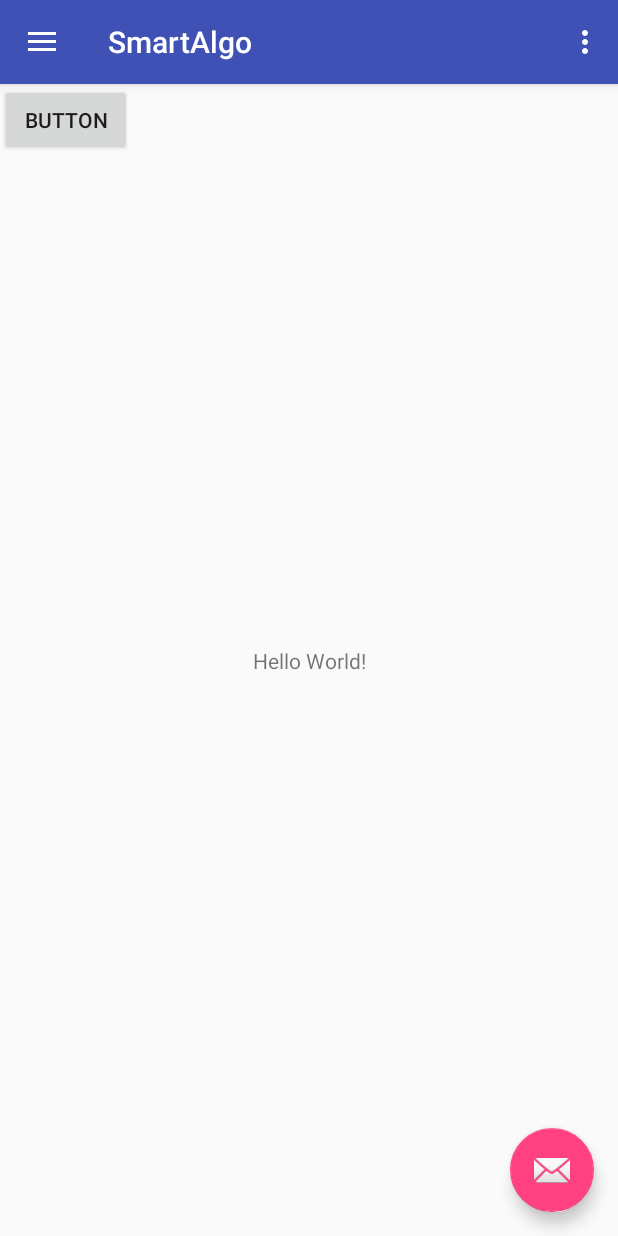
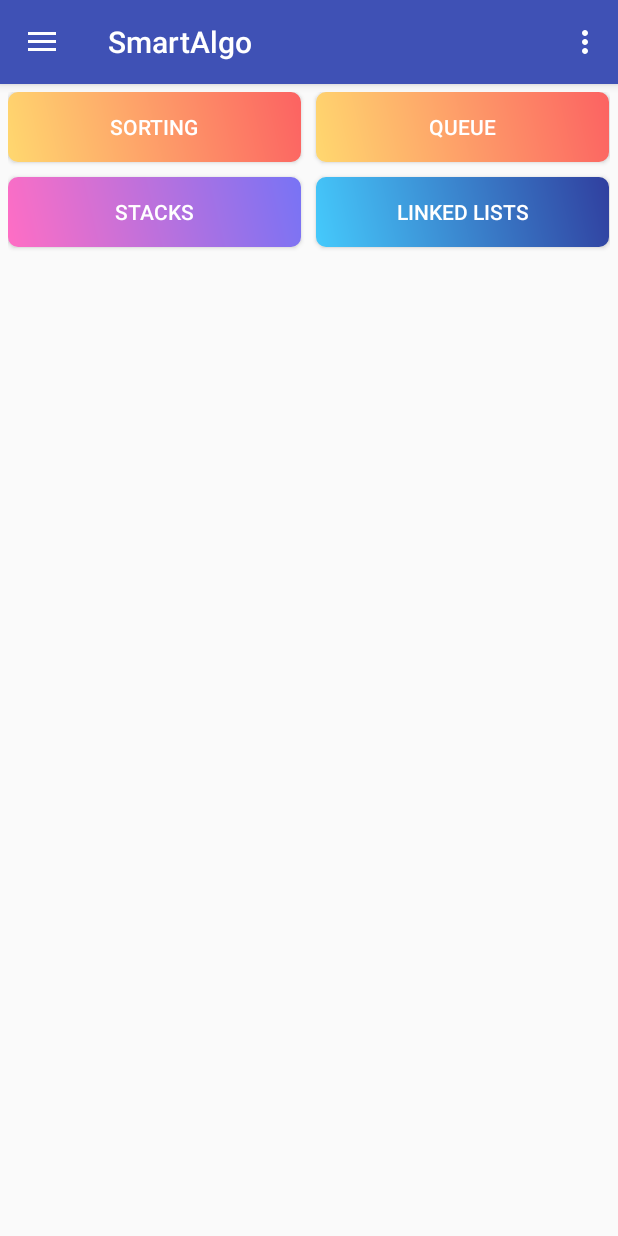
Before and after one commit to pamrulla/SmartGnan-Android-App, an Android app: the screen it shows after launch (MainActivity), on a phone screen of 412 x 824 dp. Run offline under Robolectric (Android 15) with nearby library versions, the phone set to English and light mode, and no system bars.

Commit message:
Updated main screen with buttons

```diff
--- a/app/build.gradle
+++ b/app/build.gradle
@@ -30,4 +30,6 @@ dependencies {
     androidTestImplementation 'com.android.support.test:runner:1.0.1'
     androidTestImplementation 'com.android.support.test.espresso:espresso-core:3.0.1'
     implementation 'com.baoyz.actionsheet:library:1.1.7'
+    implementation 'com.android.support:cardview-v7:26.1.0'
+
 }
--- a/app/src/main/java/com/smartgnan/data/AlgorithmsData.java
+++ b/app/src/main/java/com/smartgnan/data/AlgorithmsData.java
@@ -8,7 +8,7 @@ import com.smartgnan.algorithms.Stack.Stack;
 import java.util.ArrayList;
 
 public final class AlgorithmsData {
-    public final ArrayList<CategoryDetails> Categories = new ArrayList() {{
+    public static final ArrayList<CategoryDetails> Categories = new ArrayList() {{
         add(new CategoryDetails("Sorting", new ArrayList<AlgorithmDetails>() {{
             new AlgorithmDetails("Bubble Sort", BubbleSort.class);
         }}));
--- a/app/src/main/java/com/smartgnan/helpers/Helper.java
+++ b/app/src/main/java/com/smartgnan/helpers/Helper.java
@@ -4,6 +4,7 @@ import android.graphics.Canvas;
 import android.graphics.Color;
 import android.graphics.Paint;
 import android.graphics.Rect;
+import android.graphics.drawable.GradientDrawable;
 
 import java.util.ArrayList;
 
@@ -14,6 +15,15 @@ public class Helper {
     public static final int ColorGreen = Color.rgb(0,255,0);
     public static final int ColorBlue = Color.rgb(0, 0, 255);
     public static final int ColorLightBlue = Color.rgb(135,206,250);
+
+    public static GradientDrawable purpleGradient = new GradientDrawable(GradientDrawable.Orientation.BL_TR,
+            new int[] {0xffff6ec4, 0xff7873f5});
+    public static GradientDrawable greenGradient = new GradientDrawable(GradientDrawable.Orientation.BL_TR,
+            new int[] {0xffb2fc45, 0xff309f58});
+    public static GradientDrawable blueGradient = new GradientDrawable(GradientDrawable.Orientation.BL_TR,
+            new int[] {0xff45cafc, 0xff303f9f});
+    public static GradientDrawable peachGradient = new GradientDrawable(GradientDrawable.Orientation.BL_TR,
+            new int[] {0xffFFD86F, 0xffFC6262});
 
     public static void setTextSizeForWidth(Canvas canvas, Paint paint) { //Paint paint, String text, float desiredWidth) {
         double relation = Math.sqrt(canvas.getWidth() * canvas.getHeight());
--- a/app/src/main/java/com/smartgnan/smartalgo/AlgorithmsListActivity.java
+++ b/app/src/main/java/com/smartgnan/smartalgo/AlgorithmsListActivity.java
@@ -6,6 +6,7 @@ import android.os.Bundle;
 import android.view.View;
 import android.widget.Button;
 
+import com.smartgnan.data.AlgorithmsData;
 import com.smartgnan.graphics.SimView;
 
 public class AlgorithmsListActivity extends AppCompatActivity {
@@ -14,6 +15,10 @@ public class AlgorithmsListActivity extends AppCompatActivity {
     protected void onCreate(Bundle savedInstanceState) {
         super.onCreate(savedInstanceState);
         setContentView(R.layout.activity_algorithms_list);
+
+        Intent intent = getIntent();
+        int i = intent.getIntExtra("Index", 0);
+        setTitle(AlgorithmsData.Categories.get(i).Name);
 
         Button b = (Button) findViewById(R.id.simBtn);
 
--- a/app/src/main/java/com/smartgnan/smartalgo/MainActivity.java
+++ b/app/src/main/java/com/smartgnan/smartalgo/MainActivity.java
@@ -1,6 +1,8 @@
 package com.smartgnan.smartalgo;
 
 import android.content.Intent;
+import android.graphics.Color;
+import android.graphics.drawable.GradientDrawable;
 import android.os.Bundle;
 import android.support.design.widget.FloatingActionButton;
 import android.support.design.widget.Snackbar;
@@ -13,10 +15,22 @@ import android.support.v7.app.AppCompatActivity;
 import android.support.v7.widget.Toolbar;
 import android.view.Menu;
 import android.view.MenuItem;
+import android.view.ViewGroup;
+import android.widget.AdapterView;
+import android.widget.BaseAdapter;
 import android.widget.Button;
+import android.widget.GridView;
+import android.widget.Toast;
+
+import com.smartgnan.data.AlgorithmsData;
+import com.smartgnan.helpers.Helper;
+
+import java.util.Random;
 
 public class MainActivity extends AppCompatActivity
         implements NavigationView.OnNavigationItemSelectedListener {
+
+    Random rnd = new Random();
 
     @Override
     protected void onCreate(Bundle savedInstanceState) {
@@ -25,14 +39,9 @@ public class MainActivity extends AppCompatActivity
         Toolbar toolbar = (Toolbar) findViewById(R.id.toolbar);
         setSupportActionBar(toolbar);
 
-        FloatingActionButton fab = (FloatingActionButton) findViewById(R.id.fab);
-        fab.setOnClickListener(new View.OnClickListener() {
-            @Override
-            public void onClick(View view) {
-                Snackbar.make(view, "Replace with your own action", Snackbar.LENGTH_LONG)
-                        .setAction("Action", null).show();
-            }
-        });
+        GridView catView = (GridView) findViewById(R.id.categoriesView);
+        CatButtonAdapter catAdapter = new CatButtonAdapter();
+        catView.setAdapter(catAdapter);
 
         DrawerLayout drawer = (DrawerLayout) findViewById(R.id.drawer_layout);
         ActionBarDrawerToggle toggle = new ActionBarDrawerToggle(
@@ -42,15 +51,66 @@ public class MainActivity extends AppCompatActivity
 
         NavigationView navigationView = (NavigationView) findViewById(R.id.nav_view);
         navigationView.setNavigationItemSelectedListener(this);
+    }
 
-        Button viewButton = (Button) findViewById(R.id.viewButton);
-        viewButton.setOnClickListener(new View.OnClickListener() {
-            @Override
-            public void onClick(View view) {
-                Intent intent = new Intent(view.getContext(), AlgorithmsListActivity.class);
-                startActivity(intent);
+    class CatButtonAdapter extends BaseAdapter {
+
+        @Override
+        public int getCount() {
+            return AlgorithmsData.Categories.size();
+        }
+
+        @Override
+        public Object getItem(int i) {
+            return null;
+        }
+
+        @Override
+        public long getItemId(int i) {
+            return 0;
+        }
+
+        @Override
+        public View getView(int i, View view, ViewGroup viewGroup) {
+            final int index = i;
+            Button btn = new Button(MainActivity.this);
+            btn.setLayoutParams(new GridView.LayoutParams(ViewGroup.LayoutParams.MATCH_PARENT, 70));
+            btn.setText(AlgorithmsData.Categories.get(i).Name);
+            btn.setTextColor(Color.WHITE);
+            //btn.setBackground(R.drawable.gradient);
+
+            int r = rnd.nextInt(4);
+
+            switch (r){
+                case 0:
+                    Helper.purpleGradient.setCornerRadius(10);
+                    btn.setBackground(Helper.purpleGradient);
+                    break;
+                case 1:
+                    Helper.blueGradient.setCornerRadius(10);
+                    btn.setBackground(Helper.blueGradient);
+                    break;
+                case 2:
+                    Helper.peachGradient.setCornerRadius(10);
+                    btn.setBackground(Helper.peachGradient);
+                    break;
+                case 3:
+                    Helper.greenGradient.setCornerRadius(10);
+                    btn.setBackground(Helper.greenGradient);
+                    break;
             }
-        });
+
+
+            btn.setOnClickListener(new View.OnClickListener() {
+                @Override
+                public void onClick(View view) {
+                    Intent intent = new Intent(view.getContext(), AlgorithmsListActivity.class);
+                    intent.putExtra("Index", index);
+                    startActivity(intent);
+                }
+            });
+            return btn;
+        }
     }
 
     @Override
--- /dev/null
+++ b/app/src/main/res/drawable/gradient.xml
@@ -0,0 +1,10 @@
+<?xml version="1.0" encoding="utf-8"?>
+<shape xmlns:android="http://schemas.android.com/apk/res/android"
+    android:shape="rectangle">
+    <!--  Gradient Bg for listrow -->
+    <gradient
+        android:startColor="#f1f1f2"
+        android:centerColor="#e7e7e8"
+        android:endColor="#cfcfcf"
+        android:angle="270" />
+</shape>
--- a/app/src/main/res/layout/app_bar_main.xml
+++ b/app/src/main/res/layout/app_bar_main.xml
@@ -22,12 +22,4 @@
 
     <include layout="@layout/content_main" />
 
-    <android.support.design.widget.FloatingActionButton
-        android:id="@+id/fab"
-        android:layout_width="wrap_content"
-        android:layout_height="wrap_content"
-        android:layout_gravity="bottom|end"
-        android:layout_margin="@dimen/fab_margin"
-        app:srcCompat="@android:drawable/ic_dialog_email" />
-
 </android.support.design.widget.CoordinatorLayout>
--- a/app/src/main/res/layout/content_main.xml
+++ b/app/src/main/res/layout/content_main.xml
@@ -8,19 +8,19 @@
     tools:context=".MainActivity"
     tools:showIn="@layout/app_bar_main">
 
-    <TextView
-        android:layout_width="wrap_content"
-        android:layout_height="wrap_content"
-        android:text="Hello World!"
+    <GridView
+        android:id="@+id/categoriesView"
+        android:layout_width="match_parent"
+        android:layout_height="match_parent"
+        android:layout_marginBottom="5dp"
+        android:layout_marginEnd="5dp"
+        android:layout_marginStart="5dp"
+        android:layout_marginTop="5dp"
+        android:horizontalSpacing="10dp"
+        android:numColumns="2"
+        android:verticalSpacing="10dp"
         app:layout_constraintBottom_toBottomOf="parent"
-        app:layout_constraintLeft_toLeftOf="parent"
-        app:layout_constraintRight_toRightOf="parent"
+        app:layout_constraintEnd_toEndOf="parent"
+        app:layout_constraintStart_toStartOf="parent"
         app:layout_constraintTop_toTopOf="parent" />
-
-    <Button
-        android:id="@+id/viewButton"
-        android:layout_width="wrap_content"
-        android:layout_height="wrap_content"
-        android:text="Button" />
-
 </android.support.constraint.ConstraintLayout>
```
